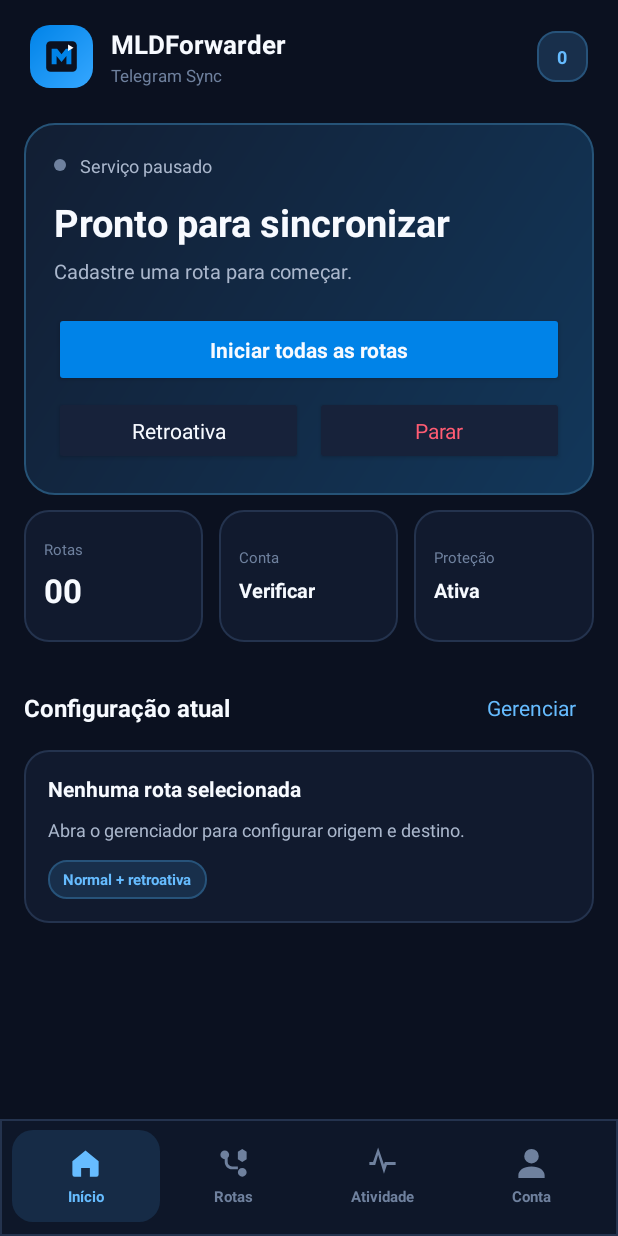
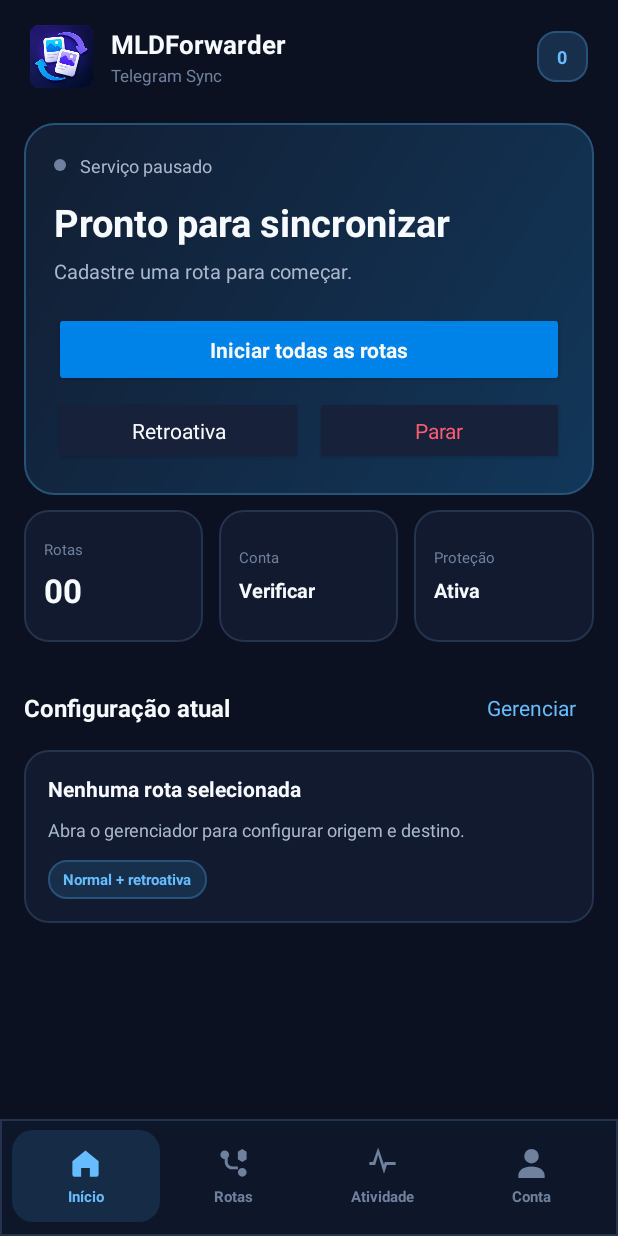
Before and after one commit to RetroPunk95/MLDForwarder, an Android app: the screen it shows after launch (MainActivity), on a phone screen of 412 x 824 dp. Run offline under Robolectric (Android 15) with nearby library versions, the light colour scheme and no system bars.

Commit message:
fix(android): usa ícone oficial do MLDTools

```diff
--- a/android/app/build.gradle
+++ b/android/app/build.gradle
@@ -11,8 +11,8 @@ android {
         applicationId 'com.retropunk.mldforwarder'
         minSdk 24
         targetSdk 35
-        versionCode 5
-        versionName '1.1.0'
+        versionCode 6
+        versionName '1.1.1'
 
         ndk {
             abiFilters 'arm64-v8a', 'armeabi-v7a'
--- a/android/app/src/main/AndroidManifest.xml
+++ b/android/app/src/main/AndroidManifest.xml
@@ -10,7 +10,7 @@
     <application
         android:name="com.chaquo.python.android.PyApplication"
         android:allowBackup="false"
-        android:icon="@drawable/app_icon"
+        android:icon="@drawable/mldtools_icon"
         android:label="@string/app_name"
         android:supportsRtl="true"
         android:theme="@style/Theme.MLDForwarder">
--- a/android/app/src/main/res/drawable/app_icon.xml
+++ /dev/null
@@ -1,16 +0,0 @@
-<?xml version="1.0" encoding="utf-8"?>
-<vector xmlns:android="http://schemas.android.com/apk/res/android"
-    android:width="64dp"
-    android:height="64dp"
-    android:viewportWidth="64"
-    android:viewportHeight="64">
-    <path
-        android:fillColor="#0B1120"
-        android:pathData="M12,4h40a8,8 0,0 1,8 8v40a8,8 0,0 1,-8 8h-40a8,8 0,0 1,-8 -8v-40a8,8 0,0 1,8 -8z" />
-    <path
-        android:fillColor="#0083E8"
-        android:pathData="M14,18h10l8,10 8,-10h10v28h-9v-15l-9,11 -9,-11v15h-9z" />
-    <path
-        android:fillColor="#FFFFFF"
-        android:pathData="M44,10l10,6 -10,6z" />
-</vector>
--- a/android/app/src/main/res/layout/activity_main.xml
+++ b/android/app/src/main/res/layout/activity_main.xml
@@ -15,15 +15,13 @@
 
         <FrameLayout
             android:layout_width="42dp"
-            android:layout_height="42dp"
-            android:background="@drawable/bg_brand_icon"
-            android:padding="9dp">
+            android:layout_height="42dp">
 
             <ImageView
                 android:layout_width="match_parent"
                 android:layout_height="match_parent"
                 android:contentDescription="@null"
-                android:src="@drawable/app_icon" />
+                android:src="@drawable/mldtools_icon" />
         </FrameLayout>
 
         <LinearLayout
```
Also changed, not shown: android/app/src/main/res/drawable-nodpi/mldtools_icon.png (added).
